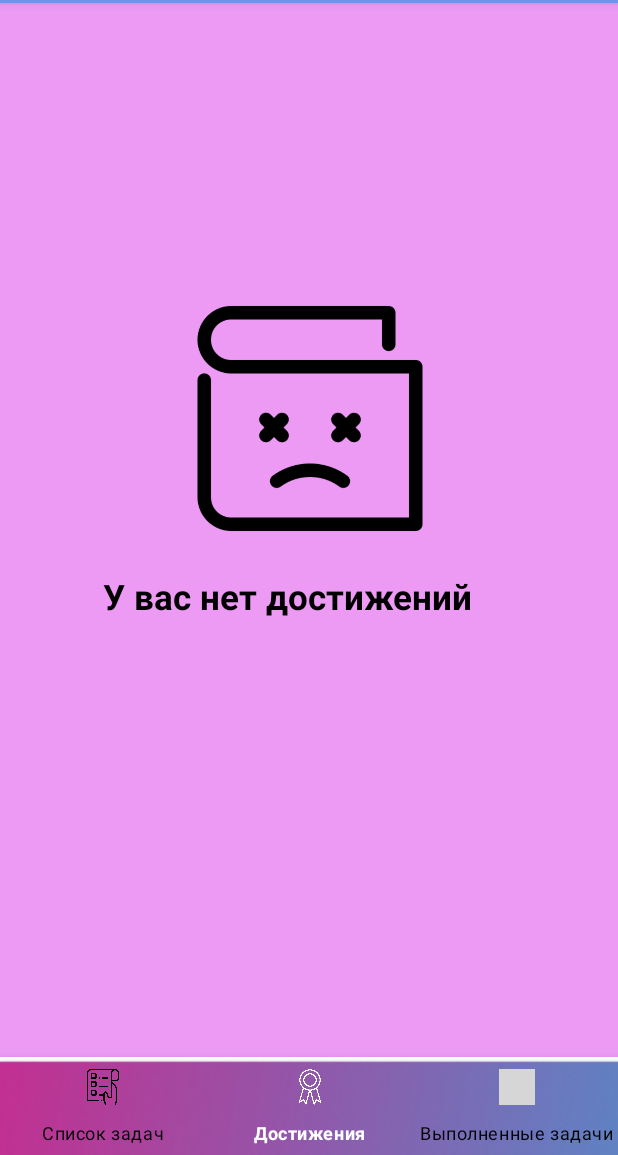
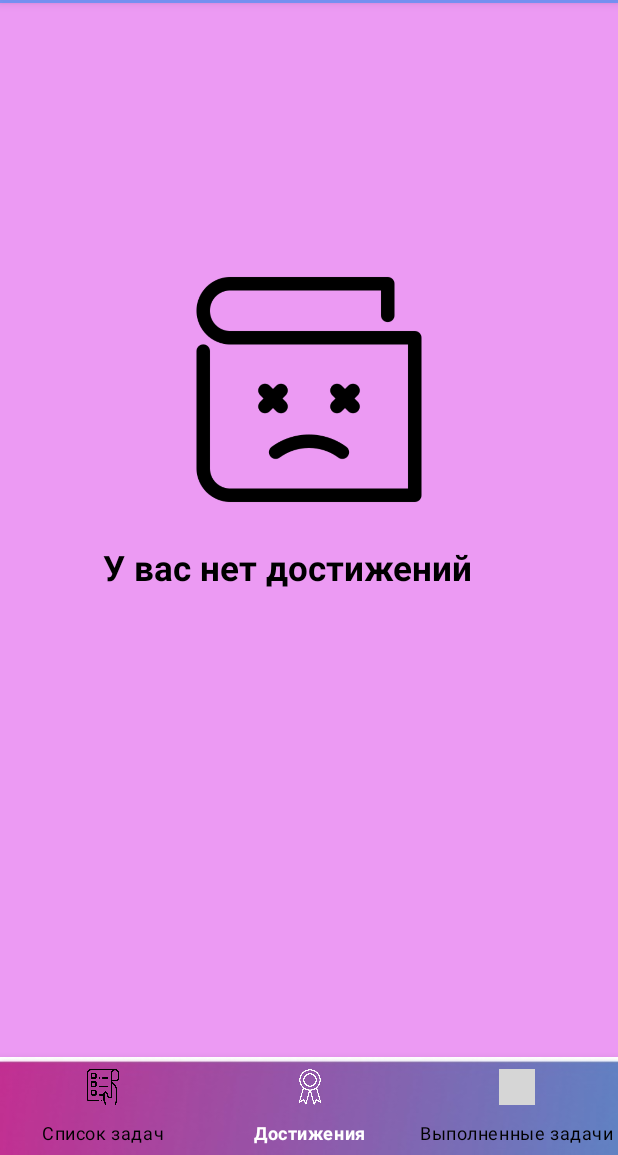
Before and after one commit to GrKnght/SummerPractice-Team7, an Android app: the screen it shows after launch (MainActivity), item 2 of the bottom bar chosen, on a phone screen of 412 x 824 dp, the part 81-1236 px from its top. Run offline under Robolectric (Android 15) with nearby library versions, the phone set to English and light mode, and no system bars; our stand-ins replace navigation-ui; grey boxes are pictures that could not be loaded.

Commit message:
After merge refactoring

```diff
--- a/app/src/main/java/summerpractice/team7/mymemory/ui/main/MainActivity.kt
+++ b/app/src/main/java/summerpractice/team7/mymemory/ui/main/MainActivity.kt
@@ -2,23 +2,31 @@ package summerpractice.team7.mymemory.ui.main
 
 import androidx.appcompat.app.AppCompatActivity
 import android.os.Bundle
-import android.view.View
-import android.widget.Button
-import androidx.navigation.findNavController
-import com.google.android.material.bottomnavigation.BottomNavigationView
+import androidx.navigation.NavController
+import androidx.navigation.fragment.NavHostFragment
 import androidx.navigation.ui.setupWithNavController
 import summerpractice.team7.mymemory.R
+import summerpractice.team7.mymemory.databinding.ActivityMainBinding
 
 class MainActivity : AppCompatActivity() {
 
+    private lateinit var navController: NavController
+    private var binding: ActivityMainBinding? = null
+
     override fun onCreate(savedInstanceState: Bundle?) {
         super.onCreate(savedInstanceState)
-        setContentView(R.layout.activity_main)
+        binding = ActivityMainBinding.inflate(layoutInflater)
+        setContentView(binding?.root)
+        initNavController()
+    }
 
-        val bottomNavigationView = findViewById<BottomNavigationView>(R.id.bottomNavigationView)
-        val navController = findNavController(R.id.fragment)
+    private fun initNavController() {
+        navController =
+            (supportFragmentManager.findFragmentById(R.id.fragment) as NavHostFragment)
+                .navController
+        binding?.bottomNavigationView?.setupWithNavController(navController)
+    }
 
-        bottomNavigationView.setupWithNavController(navController)
 
     /*DatabaseBuilder().createDBInstance(this)
 
@@ -40,6 +48,4 @@ class MainActivity : AppCompatActivity() {
                    -> Достаешь ачивку
                    -> AchievementDao.update(ачивку)
                    -> Завершаешь работу сервиса/ ворк менеджера*/
-
 }
-}
--- a/app/src/main/res/layout/activity_main.xml
+++ b/app/src/main/res/layout/activity_main.xml
@@ -6,6 +6,18 @@
     android:layout_height="match_parent"
     android:background="#EC9AF3"
     tools:context=".ui.main.MainActivity">
+
+    <androidx.fragment.app.FragmentContainerView
+        android:id="@+id/fragment"
+        android:name="androidx.navigation.fragment.NavHostFragment"
+        android:layout_width="0dp"
+        android:layout_height="0dp"
+        app:defaultNavHost="true"
+        app:layout_constraintBottom_toTopOf="@+id/bottomNavigationView"
+        app:layout_constraintEnd_toEndOf="parent"
+        app:layout_constraintStart_toStartOf="parent"
+        app:layout_constraintTop_toTopOf="parent"
+        app:navGraph="@navigation/nav_menu" />
 
     <com.google.android.material.bottomnavigation.BottomNavigationView
         android:id="@+id/bottomNavigationView"
@@ -19,16 +31,4 @@
         app:layout_constraintStart_toStartOf="parent"
         app:menu="@menu/bottom_menu" />
 
-    <fragment
-        android:id="@+id/fragment"
-        android:name="androidx.navigation.fragment.NavHostFragment"
-        android:layout_width="409dp"
-        android:layout_height="664dp"
-        app:defaultNavHost="true"
-        app:layout_constraintBottom_toTopOf="@+id/bottomNavigationView"
-        app:layout_constraintEnd_toEndOf="parent"
-        app:layout_constraintStart_toStartOf="parent"
-        app:layout_constraintTop_toTopOf="parent"
-        app:navGraph="@navigation/nav_menu" />
-
 </androidx.constraintlayout.widget.ConstraintLayout>
--- a/app/src/main/res/menu/bottom_menu.xml
+++ b/app/src/main/res/menu/bottom_menu.xml
@@ -2,18 +2,18 @@
 <menu xmlns:android="http://schemas.android.com/apk/res/android">
 
     <item
-        android:id="@+id/daylyTaskFragment"
+        android:id="@+id/dailyTaskFragment"
         android:icon="@drawable/dayly_tasks_icon"
-        android:title="Список задач"/>
+        android:title="@string/bottom_nav_all_task" />
 
     <item
         android:id="@+id/achievementFragment"
         android:icon="@drawable/achievement_icon"
-        android:title="Достижения"/>
+        android:title="@string/bottom_nav_achievements" />
 
     <item
         android:id="@+id/allTaskFragment"
         android:icon="@drawable/all_tasks_icon"
-        android:title="Выполненные задачи"/>
+        android:title="@string/bottom_nav_completed_tasks" />
 
 </menu>
--- a/app/src/main/res/navigation/nav_menu.xml
+++ b/app/src/main/res/navigation/nav_menu.xml
@@ -3,21 +3,24 @@
     xmlns:app="http://schemas.android.com/apk/res-auto"
     xmlns:tools="http://schemas.android.com/tools"
     android:id="@+id/nav_menu"
-    app:startDestination="@id/daylyTaskFragment">
+    app:startDestination="@id/dailyTaskFragment">
 
     <fragment
-        android:id="@+id/daylyTaskFragment"
+        android:id="@+id/dailyTaskFragment"
         android:name="summerpractice.team7.mymemory.ui.main.fragment.DailyTaskFragment"
-        android:label="fragment_dayly_task"
-        tools:layout="@layout/fragment_daily_task" />
+        android:label="fragment_daily_task"
+        tools:layout="@layout/fragment_daily_task">
+    </fragment>
     <fragment
         android:id="@+id/achievementFragment"
         android:name="summerpractice.team7.mymemory.ui.main.fragment.AchievementFragment"
         android:label="fragment_achievement"
-        tools:layout="@layout/fragment_achievement" />
+        tools:layout="@layout/fragment_achievement">
+    </fragment>
     <fragment
         android:id="@+id/allTaskFragment"
         android:name="summerpractice.team7.mymemory.ui.main.fragment.AllTaskFragment"
         android:label="fragment_all_task"
-        tools:layout="@layout/fragment_all_task" />
+        tools:layout="@layout/fragment_all_task">
+    </fragment>
 </navigation>
--- a/app/src/main/res/values/strings.xml
+++ b/app/src/main/res/values/strings.xml
@@ -1,5 +1,7 @@
 <resources>
     <string name="app_name">MyMEMory</string>
-    <!-- TODO: Remove or change this placeholder text -->
-    <string name="hello_blank_fragment">Hello blank fragment</string>
+
+    <string name="bottom_nav_all_task">Список задач</string>
+    <string name="bottom_nav_achievements">Достижения</string>
+    <string name="bottom_nav_completed_tasks">Выполненные задачи</string>
 </resources>
```
Lines whose indentation alone changed are shown as unchanged.
